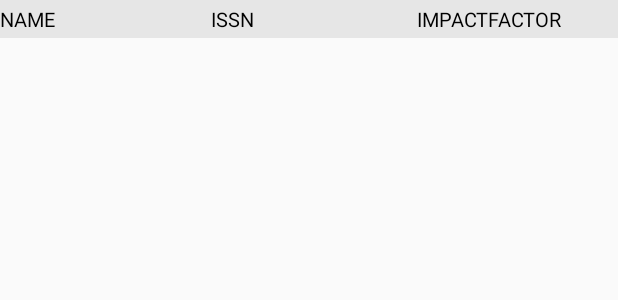
After one commit to michaelbz1/and_studio_students_crud_and_checklist-v3, an Android app: the layout import_v.xml on its own in the app's theme, with its tools: preview values and no code run, on a phone screen of 412 x 824 dp. The commit adds this screen. Shown: the top 300 px of the screen. Run offline under Robolectric (Android 15) with nearby library versions, the phone set to English and light mode, and no system bars.

Commit message:
Added import.  Only works on tablet not phone.

```diff
--- a/app/src/main/AndroidManifest.xml
+++ b/app/src/main/AndroidManifest.xml
@@ -32,6 +32,10 @@
             android:name=".StudentCheckListActivity"
             android:label="@string/app_name1" />
 
+        <activity android:theme="@style/AppTheme"
+            android:name=".ImportMainActivity"
+            android:label="@string/app_name1" />
+
     </application>
 
 </manifest>
--- /dev/null
+++ b/app/src/main/res/layout/import_v.xml
@@ -0,0 +1,51 @@
+<?xml version="1.0" encoding="utf-8"?>
+<LinearLayout xmlns:android="http://schemas.android.com/apk/res/android"
+    android:layout_width="fill_parent"
+    android:layout_height="wrap_content"
+    android:orientation="vertical">
+
+
+    <LinearLayout
+        android:id="@+id/lvh"
+        android:layout_width="fill_parent"
+        android:layout_height="wrap_content"
+        android:background="#ffe6e6e6"
+        android:orientation="horizontal"
+        android:scrollbars="horizontal"
+        android:weightSum="3">
+
+        <TextView
+            android:id="@+id/txtproductcompany"
+            android:layout_width="0dp"
+            android:layout_height="wrap_content"
+            android:layout_weight="1"
+            android:gravity="left"
+            android:text="NAME"
+            android:textColor="#000000"
+            android:textSize="13sp" />
+
+        <TextView
+            android:id="@+id/txtproductname"
+            android:layout_width="0dp"
+            android:layout_height="wrap_content"
+            android:layout_weight="1"
+            android:gravity="left"
+            android:padding="3dp"
+            android:text="ISSN"
+            android:textColor="#000000"
+            android:textSize="13sp" />
+
+        <TextView
+            android:id="@+id/txtproductprice"
+            android:layout_width="0dp"
+            android:layout_height="wrap_content"
+            android:layout_weight="1"
+            android:gravity="left"
+            android:padding="3dp"
+            android:text="IMPACTFACTOR"
+            android:textColor="#000000"
+            android:textSize="13sp" />
+
+
+    </LinearLayout>
+</LinearLayout>
```
Also changed, not shown: app/src/main/java/com/journaldev/sqlite/ImportDBController.java (added, +74 -0 lines), app/src/main/java/com/journaldev/sqlite/ImportMainActivity.java (added, +175 -0 lines), app/src/main/java/com/journaldev/sqlite/StudentListActivity.java (+9 -1 lines), app/src/main/res/layout/import_activity_main.xml (added, +101 -0 lines).
